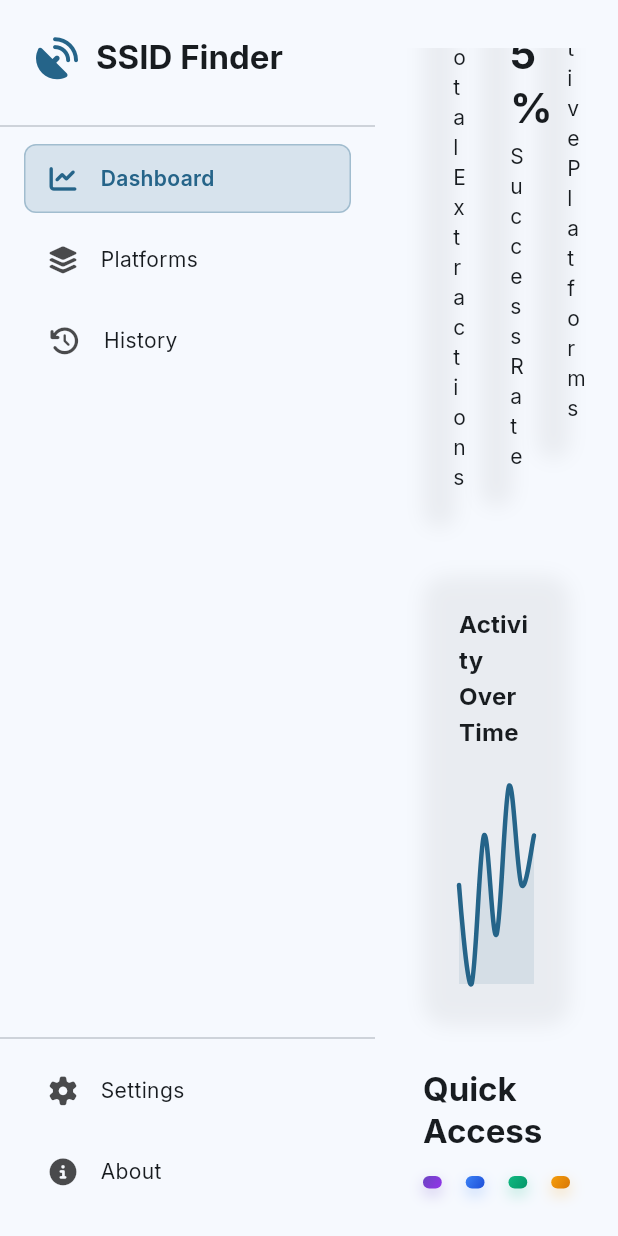
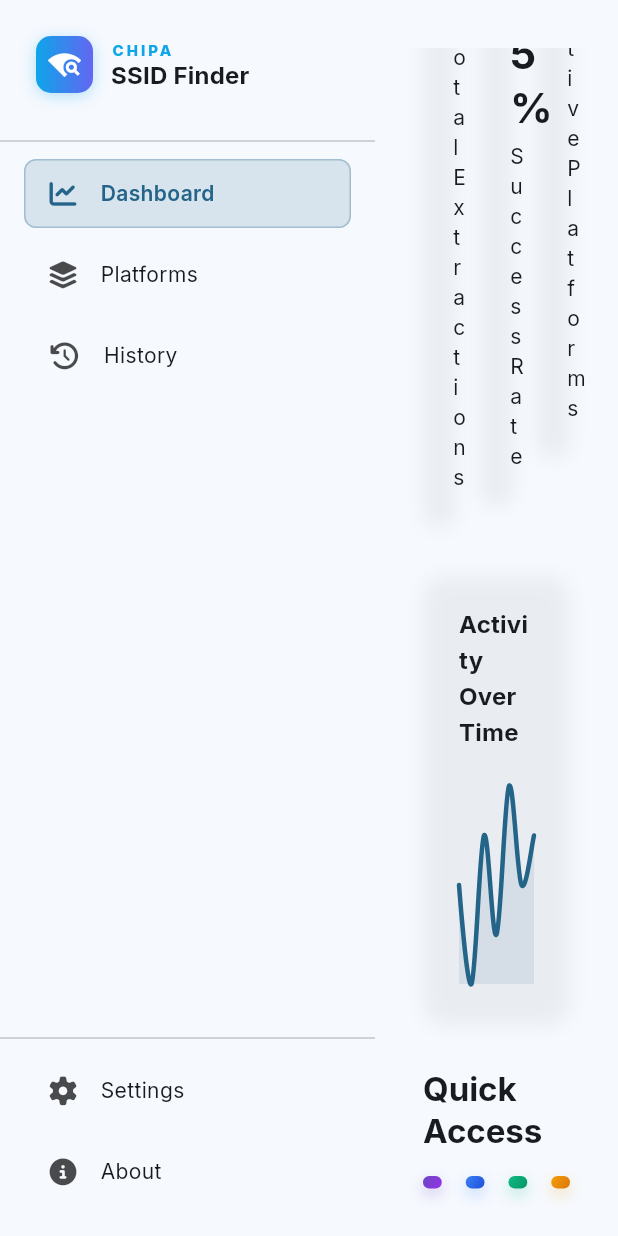
Before and after one commit to ChipaDevTeam/Chipa-SSID-Finder, a Flutter app: the DesktopScaffold screen opened directly, scrolled down 324 dp, on a phone screen of 412 x 824 dp. Run offline on Flutter 3.47's test engine with Material 3 defaults, Android fonts, the phone set to English and light mode, and no system bars; drawn by our look-alikes of fl_chart; our stand-ins replace font_awesome_flutter, google_fonts; missing offline and left inert: flutter_inappwebview, window_manager.

Commit message:
Update UI theme and improve visual elements across the application; enhance sidebar and about screen with gradients and new icons

```diff
--- a/lib/desktop/desktop_theme.dart
+++ b/lib/desktop/desktop_theme.dart
@@ -2,11 +2,11 @@ import 'package:flutter/material.dart';
 import 'package:google_fonts/google_fonts.dart';
 
 class DesktopTheme {
-  static const Color primaryColor = Color(0xFF6B46C1);
-  static const Color accentColor = Color(0xFF9333EA);
-  static const Color darkBackground = Color(0xFF1F1F1F);
-  static const Color sidebarBackground = Color(0xFF141414);
-  static const Color cardBackground = Color(0xFF2C2C2C);
+  static const Color primaryColor = Color(0xFF0EA5E9);
+  static const Color accentColor = Color(0xFF6366F1);
+  static const Color darkBackground = Color(0xFF0F172A);
+  static const Color sidebarBackground = Color(0xFF0B1120);
+  static const Color cardBackground = Color(0xFF1E293B);
 
   static ThemeData get darkTheme => ThemeData.dark().copyWith(
     primaryColor: primaryColor,
@@ -34,13 +34,13 @@ class DesktopTheme {
 
   static ThemeData get lightTheme => ThemeData.light().copyWith(
     primaryColor: primaryColor,
-    scaffoldBackgroundColor: Colors.grey[50],
+    scaffoldBackgroundColor: const Color(0xFFF8FAFC),
     colorScheme: ColorScheme.light(
       primary: primaryColor,
       secondary: accentColor,
       surface: Colors.white,
-      background: Colors.grey[50]!,
-      onSurface: Colors.black87,
+      background: const Color(0xFFF8FAFC),
+      onSurface: const Color(0xFF0F172A),
     ),
     textTheme: GoogleFonts.interTextTheme(ThemeData.light().textTheme),
     cardTheme: CardTheme(
--- a/lib/desktop/widgets/desktop_sidebar.dart
+++ b/lib/desktop/widgets/desktop_sidebar.dart
@@ -19,17 +19,49 @@ class DesktopSidebar extends StatelessWidget {
             padding: const EdgeInsets.all(24.0),
             child: Row(
               children: [
-                FaIcon(FontAwesomeIcons.satelliteDish,
-                  color: Theme.of(context).primaryColor,
-                  size: 28,
+                Container(
+                  padding: const EdgeInsets.all(8),
+                  decoration: BoxDecoration(
+                    gradient: const LinearGradient(
+                      colors: [Color(0xFF0EA5E9), Color(0xFF6366F1)],
+                    ),
+                    borderRadius: BorderRadius.circular(10),
+                    boxShadow: [
+                      BoxShadow(
+                        color: const Color(0xFF0EA5E9).withOpacity(0.3),
+                        blurRadius: 8,
+                        offset: const Offset(0, 2),
+                      ),
+                    ],
+                  ),
+                  child: const Icon(
+                    Icons.wifi_find,
+                    color: Colors.white,
+                    size: 22,
+                  ),
                 ),
                 const SizedBox(width: 12),
-                Text(
-                  'SSID Finder',
-                  style: Theme.of(context).textTheme.titleLarge?.copyWith(
-                    fontWeight: FontWeight.bold,
-                    color: Theme.of(context).colorScheme.onSurface,
-                  ),
+                Column(
+                  crossAxisAlignment: CrossAxisAlignment.start,
+                  children: [
+                    Text(
+                      'CHIPA',
+                      style: Theme.of(context).textTheme.labelSmall?.copyWith(
+                        fontWeight: FontWeight.w800,
+                        color: const Color(0xFF0EA5E9),
+                        letterSpacing: 2.0,
+                        fontSize: 10,
+                      ),
+                    ),
+                    Text(
+                      'SSID Finder',
+                      style: Theme.of(context).textTheme.titleMedium?.copyWith(
+                        fontWeight: FontWeight.bold,
+                        color: Theme.of(context).colorScheme.onSurface,
+                        height: 1.2,
+                      ),
+                    ),
+                  ],
                 ),
               ],
             ),
--- a/pubspec.yaml
+++ b/pubspec.yaml
@@ -1,5 +1,5 @@
 name: ssid_finder
-description: Extract SSID tokens from trading platforms with ease. Supports OlympTrade, PocketOptions, and more.
+description: Chipa SSID Finder - Extract session tokens from trading platforms with ease. Supports OlympTrade, PocketOptions, Axiom Trade, and more.
 publish_to: 'none'
 version: 1.0.0+1
 
```
Also changed, not shown: lib/desktop/screens/desktop_about_screen.dart (+16 -5 lines), lib/screens/webview_screen.dart (+20 -1 lines).
